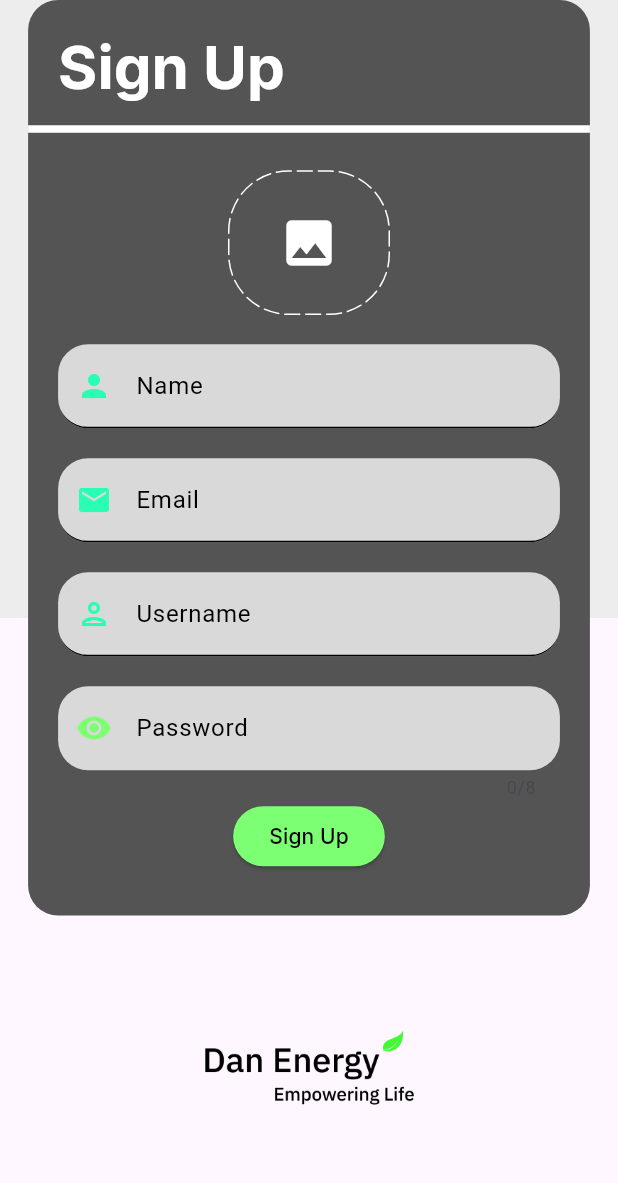
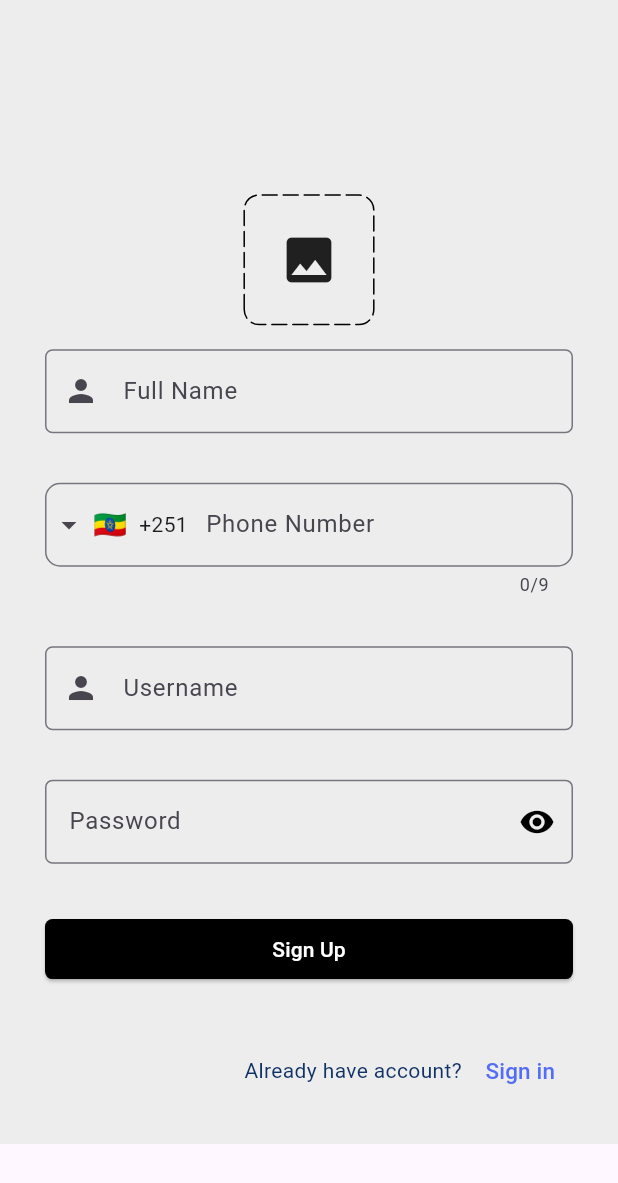
Before and after one commit to nebilx/equb-app, a Flutter app: the SignUp screen opened directly, on a phone screen of 412 x 824 dp. Shown: the top 1183 px of the screen. Run offline on Flutter 3.47's test engine with Material 2 defaults, Android fonts, the phone set to English and light mode, and no system bars; drawn by our look-alikes of dotted_border, intl_phone_field.

Commit message:
fixed login and signup

```diff
--- a/lib/Authentication/Screens/signup.dart
+++ b/lib/Authentication/Screens/signup.dart
@@ -1,10 +1,7 @@
 import 'package:dotted_border/dotted_border.dart';
-import 'package:equb_app/component/button.dart';
-import 'package:equb_app/component/passwordtextfield.dart';
-import 'package:equb_app/component/textfield.dart';
-import 'package:file_picker/file_picker.dart';
+import 'package:equb_app/Authentication/Screens/signin.dart';
 import 'package:flutter/material.dart';
-import 'package:google_fonts/google_fonts.dart';
+import 'package:intl_phone_field/intl_phone_field.dart';
 
 class SignUp extends StatefulWidget {
   const SignUp({super.key});
@@ -17,159 +14,154 @@ class _SignUpState extends State<SignUp> {
   final _signUpFormKey = GlobalKey<FormState>();
 
   final TextEditingController _nameController = TextEditingController();
-  final TextEditingController _emailController = TextEditingController();
+  final TextEditingController _phoneController = TextEditingController();
   final TextEditingController _userController = TextEditingController();
   final TextEditingController _passwordController = TextEditingController();
 
   @override
   Widget build(BuildContext context) {
+    bool _obscureText = true;
     return Scaffold(
       body: Container(
-        // padding: const EdgeInsets.fromLTRB(30, 130, 30, 25),
-        width: MediaQuery.of(context).size.height,
-        height: MediaQuery.of(context).size.width,
+        padding: const EdgeInsets.fromLTRB(30, 130, 30, 25),
         decoration: BoxDecoration(
           color: Color.fromRGBO(237, 237, 237, 4),
         ),
+        child: SingleChildScrollView(
           child: Column(
             crossAxisAlignment: CrossAxisAlignment.center,
+            children: [
+              GestureDetector(
+                onTap: () {},
+                child: DottedBorder(
+                  borderType: BorderType.RRect,
+                  radius: const Radius.circular(10),
+                  dashPattern: [10, 4],
+                  strokeCap: StrokeCap.round,
+                  child: Container(
+                    width: MediaQuery.of(context).size.width * 0.2,
+                    height: MediaQuery.of(context).size.height * 0.1,
+                    decoration: BoxDecoration(
+                      borderRadius: BorderRadius.circular(10),
+                    ),
+                    child: Column(
                       mainAxisAlignment: MainAxisAlignment.center,
                       children: [
-            Container(
-              width: MediaQuery.of(context).size.width / 1.1,
-              height: MediaQuery.of(context).size.height / 1.35,
-              decoration: BoxDecoration(
-                color: Color.fromRGBO(84, 84, 84, 4),
-                borderRadius: BorderRadius.circular(20),
-              ),
-              child: Column(
-                crossAxisAlignment: CrossAxisAlignment.start,
-                children: [
-                  Padding(
-                    padding:
-                        const EdgeInsets.only(left: 20, top: 20, bottom: 10),
-                    child: RichText(
-                      text: TextSpan(
-                        text: 'Sign Up',
-                        style: GoogleFonts.inter(
-                          color: Colors.white,
-                          fontSize: 40,
-                          fontWeight: FontWeight.bold,
+                        Icon(
+                          Icons.image,
+                          size: 40,
+                        )
+                      ],
                     ),
                   ),
                 ),
               ),
-                  Divider(
+              SizedBox(height: MediaQuery.of(context).size.height * 0.02),
+              TextField(
+                controller: _nameController,
+                decoration: InputDecoration(
+                  hintText: 'Full Name',
+                  labelText: 'Full Name',
+                  prefixIcon: Icon(Icons.person),
+                  border: OutlineInputBorder(
+                    borderSide: BorderSide(color: Colors.black, width: 5),
+                    borderRadius: BorderRadius.circular(5),
+                  ),
+                ),
+              ),
+              SizedBox(height: MediaQuery.of(context).size.height * 0.04),
+              IntlPhoneField(
+                decoration: const InputDecoration(
+                  labelText: 'Phone Number',
+                  focusColor: Colors.amberAccent,
+                  border: OutlineInputBorder(
+                    borderRadius: BorderRadius.all(Radius.circular(10)),
+                    borderSide: BorderSide(color: Colors.black, width: 5),
+                  ),
+                ),
+                initialCountryCode: 'ET',
+                onChanged: (phone) {
+                  // print(phone.completeNumber);
+                  // widget._phoneNumber = phone.completeNumber;
+                },
+              ),
+              SizedBox(height: MediaQuery.of(context).size.height * 0.04),
+              TextField(
+                controller: _userController,
+                decoration: InputDecoration(
+                  hintText: 'Username',
+                  labelText: 'Username',
+                  prefixIcon: Icon(Icons.person),
+                  border: OutlineInputBorder(
+                    borderSide: BorderSide(color: Colors.black, width: 5),
+                    borderRadius: BorderRadius.circular(5),
+                  ),
+                ),
+              ),
+              SizedBox(height: MediaQuery.of(context).size.height * 0.04),
+              TextField(
+                controller: _passwordController,
+                decoration: InputDecoration(
+                  hintText: 'Password',
+                  labelText: 'Password',
+                  suffixIcon: GestureDetector(
+                    onTap: () {
+                      setState(() {
+                        _obscureText = !_obscureText;
+                      });
+                    },
+                    child: Icon(
+                      _obscureText ? Icons.visibility : Icons.visibility_off,
+                      color: Colors.black,
+                    ),
+                  ),
+                  border: OutlineInputBorder(
+                    borderSide: BorderSide(color: Colors.black, width: 5),
+                    borderRadius: BorderRadius.circular(5),
+                  ),
+                ),
+              ),
+              SizedBox(height: MediaQuery.of(context).size.height * 0.04),
+              ElevatedButton(
+                onPressed: () {},
+                style: ElevatedButton.styleFrom(
+                  minimumSize: const Size(double.infinity, 40),
+                  backgroundColor: Colors.black,
+                  shape: const RoundedRectangleBorder(
+                    borderRadius: BorderRadius.all(Radius.circular(5)),
+                  ),
+                ),
+                child: Text(
+                  'Sign Up',
+                  style: TextStyle(
                     color: Colors.white,
-                    thickness: 5,
                   ),
-                  Column(
-                    crossAxisAlignment: CrossAxisAlignment.start,
-                    mainAxisAlignment: MainAxisAlignment.spaceAround,
+                ),
+              ),
+              SizedBox(height: MediaQuery.of(context).size.height * 0.04),
+              Row(
+                mainAxisAlignment: MainAxisAlignment.end,
                 children: [
-                      Form(
-                        key: _signUpFormKey,
-                        child: Column(
-                          children: [
-                            Padding(
-                                padding: const EdgeInsets.only(
-                                    left: 20, right: 20, top: 20),
-                                child: GestureDetector(
-                                  onTap: () async {
-                                    FilePickerResult? _res =
-                                        await FilePicker.platform.pickFiles(
-                                            allowMultiple: false,
-                                            type: FileType.custom,
-                                            allowedExtensions: ['jpg', 'png']);
-                                    if (_res != null) {
-                                      setState(() {});
-                                    }
+                  const Text(
+                    'Already have account? ',
+                    style: TextStyle(
+                      color: Color(0xFF103265),
+                    ),
+                  ),
+                  TextButton(
+                    onPressed: () {
+                      Navigator.push(context,
+                          MaterialPageRoute(builder: (context) => SignIn()));
                     },
-                                  child: DottedBorder(
-                                      borderType: BorderType.RRect,
-                                      color: Colors.white,
-                                      radius: const Radius.circular(40),
-                                      dashPattern: [10, 4],
-                                      strokeCap: StrokeCap.round,
-                                      child: Container(
-                                        width:
-                                            MediaQuery.of(context).size.width /
-                                                4,
-                                        height:
-                                            MediaQuery.of(context).size.height /
-                                                9,
-                                        decoration: BoxDecoration(
-                                          borderRadius:
-                                              BorderRadius.circular(10),
+                    child: const Text(
+                      'Sign in',
+                      style: TextStyle(fontSize: 15, color: Color(0xFF536DF8)),
                     ),
-                                        child: Column(
-                                          mainAxisAlignment:
-                                              MainAxisAlignment.center,
-                                          children: [
-                                            Icon(
-                                              Icons.image,
-                                              size: 40,
-                                              color: Colors.white,
+                  ),
+                ],
               )
             ],
           ),
-                                      )),
-                                )),
-                            Padding(
-                              padding: const EdgeInsets.only(
-                                  left: 20, right: 20, bottom: 20, top: 20),
-                              child: CTextField(
-                                controller: _nameController,
-                                text: 'Name',
-                                icon: Icons.person,
-                              ),
-                            ),
-                            Padding(
-                              padding: const EdgeInsets.only(
-                                  left: 20, right: 20, bottom: 20),
-                              child: CTextField(
-                                controller: _emailController,
-                                text: 'Email',
-                                icon: Icons.email,
-                              ),
-                            ),
-                            Padding(
-                              padding: const EdgeInsets.only(
-                                  left: 20, right: 20, bottom: 20),
-                              child: CTextField(
-                                controller: _userController,
-                                text: 'Username',
-                                icon: Icons.person_outlined,
-                              ),
-                            ),
-                            Padding(
-                              padding:
-                                  const EdgeInsets.only(left: 20, right: 20),
-                              child: CPTextField(
-                                controller: _passwordController,
-                                text: 'Password',
-                              ),
-                            ),
-                            CButton(
-                              text: 'Sign Up',
-                              onTap: () {},
-                              color: Color.fromRGBO(125, 255, 115, 4),
-                            ),
-                          ],
-                        ),
-                      ),
-                    ],
-                  ),
-                ],
-              ),
-            ),
-            Image.asset(
-              'assets/images/dan_energy_black.png',
-              height: MediaQuery.of(context).size.height / 4,
-              width: MediaQuery.of(context).size.width / 2.9,
-              fit: BoxFit.contain,
-            ),
-          ],
         ),
       ),
     );
--- a/lib/component/button.dart
+++ /dev/null
@@ -1,39 +0,0 @@
-// ignore_for_file: public_member_api_docs, sort_constructors_first
-import 'package:flutter/material.dart';
-import 'package:google_fonts/google_fonts.dart';
-
-class CButton extends StatelessWidget {
-  final String text;
-  final VoidCallback onTap;
-  final Color? color;
-
-  const CButton({
-    Key? key,
-    required this.text,
-    required this.onTap,
-    this.color,
-  }) : super(key: key);
-
-  @override
-  Widget build(BuildContext context) {
-    return ElevatedButton(
-      onPressed: onTap,
-      style: ElevatedButton.styleFrom(
-        minimumSize: const Size(50, 40),
-        backgroundColor: color,
-        shape: const RoundedRectangleBorder(
-          borderRadius: BorderRadius.all(Radius.circular(50)),
-        ),
-      ),
-      child: Text(
-        text,
-        // style: TextStyle(
-        //   color: color == null ? Colors.white : Colors.black,
-        // ),
-        style: GoogleFonts.inter(
-          color: color == null ? Colors.white : Colors.black,
-        ),
-      ),
-    );
-  }
-}
--- a/lib/component/passwordtextfield.dart
+++ /dev/null
@@ -1,62 +0,0 @@
-import 'package:flutter/material.dart';
-import 'package:google_fonts/google_fonts.dart';
-
-class CPTextField extends StatefulWidget {
-  final TextEditingController controller;
-  final String text;
-
-  const CPTextField({
-    super.key,
-    required this.controller,
-    required this.text,
-  });
-
-  @override
-  State<CPTextField> createState() => _CPTextFieldState();
-}
-
-class _CPTextFieldState extends State<CPTextField> {
-  bool _obscureText = true;
-  @override
-  Widget build(BuildContext context) {
-    return TextFormField(
-      obscureText: _obscureText,
-      maxLength: 8,
-      controller: widget.controller,
-      decoration: InputDecoration(
-          hintText: widget.text,
-          labelText: widget.text,
-          hintStyle: GoogleFonts.inter(
-            fontStyle: FontStyle.italic,
-          ),
-          focusedBorder: UnderlineInputBorder(
-              borderSide: BorderSide.none,
-              borderRadius: BorderRadius.all(Radius.circular(20))),
-          enabledBorder: UnderlineInputBorder(
-              borderSide: BorderSide.none,
-              borderRadius: BorderRadius.all(Radius.circular(20))),
-          filled: true,
-          fillColor: Color.fromRGBO(217, 217, 217, 4),
-          labelStyle: TextStyle(
-            color: Colors.black,
-          ),
-          prefixIcon: GestureDetector(
-            onTap: () {
-              setState(() {
-                _obscureText = !_obscureText;
-              });
-            },
-            child: Icon(
-              _obscureText ? Icons.visibility : Icons.visibility_off,
-              color: Color.fromRGBO(125, 255, 115, 4),
-            ),
-          )),
-      validator: (val) {
-        if (val == null || val.isEmpty) {
-          return 'Enter you ${widget.text}';
-        }
-        return null;
-      },
-    );
-  }
-}
--- a/lib/component/textfield.dart
+++ /dev/null
@@ -1,53 +0,0 @@
-import 'package:flutter/material.dart';
-import 'package:google_fonts/google_fonts.dart';
-
-class CTextField extends StatelessWidget {
-  final TextEditingController controller;
-  final String text;
-  final IconData icon;
-  final int maxLines;
-
-  const CTextField({
-    super.key,
-    required this.controller,
-    required this.text,
-    required this.icon,
-    this.maxLines = 1,
-  });
-
-  @override
-  Widget build(BuildContext context) {
-    return TextFormField(
-      controller: controller,
-      decoration: InputDecoration(
-        hintText: text,
-        labelText: text,
-        hintStyle: GoogleFonts.inter(
-          fontStyle: FontStyle.italic,
-        ),
-        focusedBorder: UnderlineInputBorder(
-            borderSide: BorderSide.none,
-            borderRadius: BorderRadius.all(Radius.circular(20))),
-        enabledBorder: UnderlineInputBorder(
-            borderSide: BorderSide(color: Colors.black),
-            borderRadius: BorderRadius.all(Radius.circular(20))),
-        filled: true,
-        fillColor: Color.fromRGBO(217, 217, 217, 4),
-        labelStyle: TextStyle(
-          color: Colors.black,
-        ),
-        prefixIcon: Icon(
-          icon,
-          color: Color.fromRGBO(41, 255, 178, 5),
-        ),
-      ),
-      validator: (val) {
-        if (val == null || val.isEmpty) {
-          return 'Enter you $text';
-        }
-        return null;
-      },
-      maxLines: maxLines,
-    );
-  }
-}
--- a/pubspec.yaml
+++ b/pubspec.yaml
@@ -30,10 +30,10 @@ environment:
 dependencies:
   cupertino_icons: ^1.0.2
   dotted_border: ^2.0.0+3
-  file_picker: ^5.2.5
   flutter:
     sdk: flutter
-  google_fonts: ^4.0.3
+
+  intl_phone_field: ^3.1.0
 
 dev_dependencies:
   flutter_lints: ^2.0.0
```
Also changed, not shown: lib/Authentication/Screens/signin.dart (+83 -92 lines), lib/splash.dart (added, +37 -0 lines), assets/images/equb_logo.png (added), pubspec.lock. Lines whose indentation alone changed are shown as unchanged.
